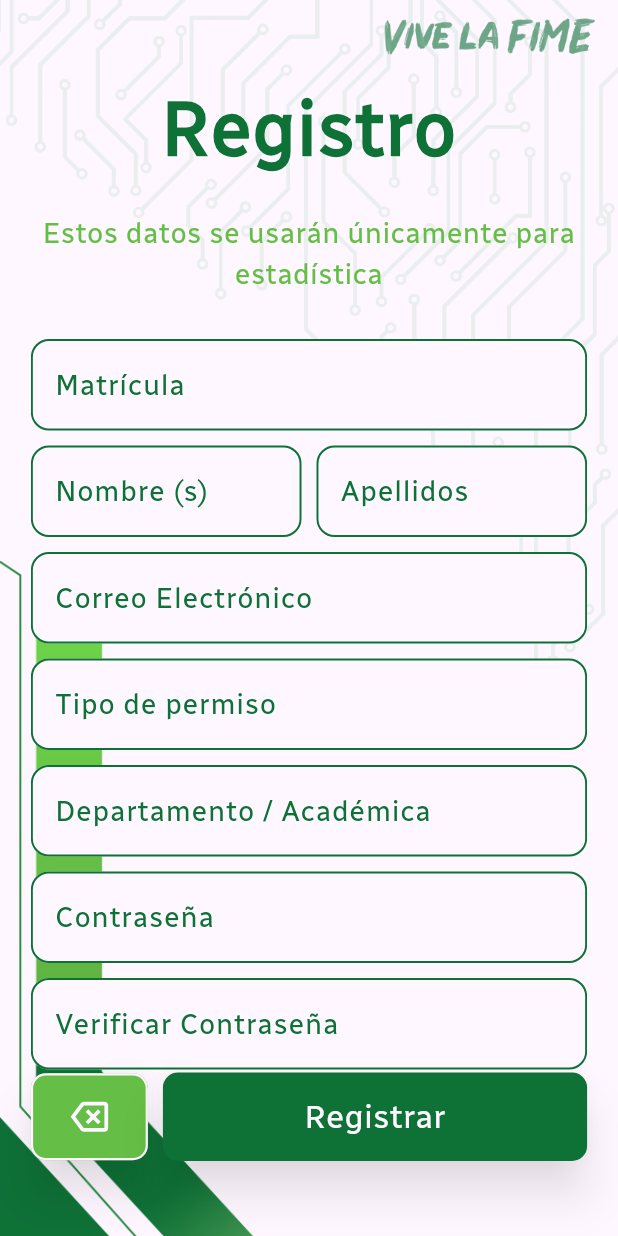
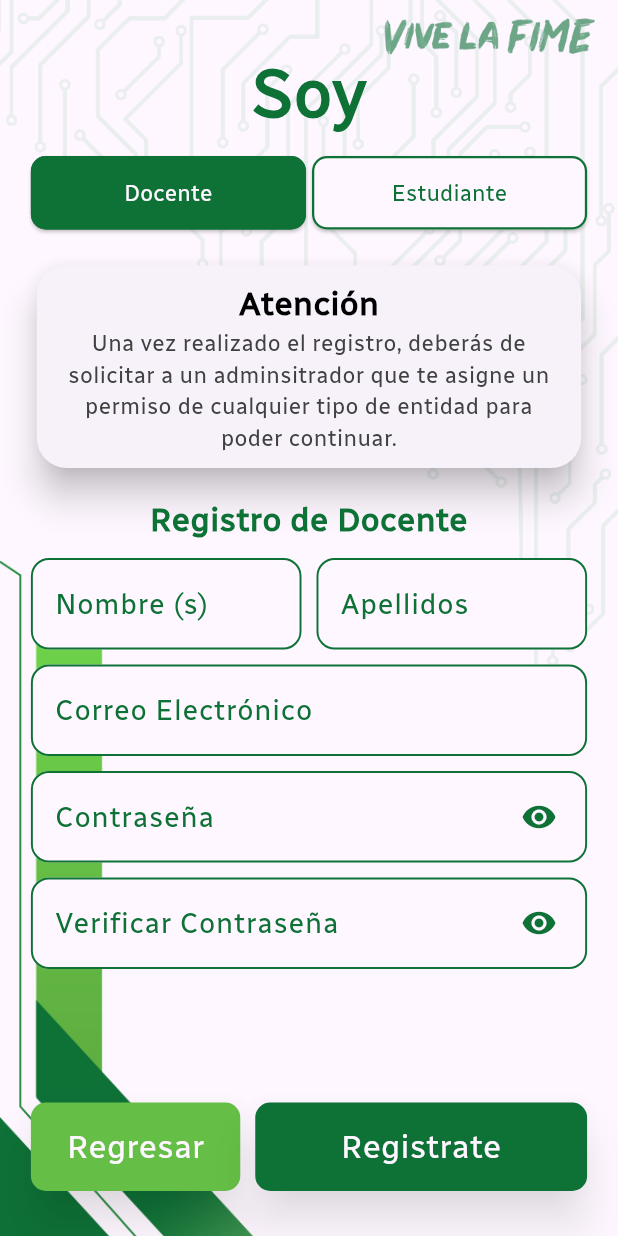
Before and after one commit to AntonioNoguera/project_atenea, a Flutter app: the RegisterPage screen opened by its route, on a phone screen of 412 x 824 dp. Run offline on Flutter 3.47's test engine with Material 3 defaults, Android fonts, the phone set to English and light mode, and no system bars; our stand-ins replace cloud_firestore, file_picker, firebase_core, flutter_colorpicker, flutter_svg, fluttertoast and 2 more; accounts and stored records are empty.

Commit message:
Feat [Toggle Register Page] -> Toggle logic is being used now

```diff
--- a/lib/src/presentation/pages/auth/register_page.dart
+++ b/lib/src/presentation/pages/auth/register_page.dart
@@ -1,94 +1,67 @@
 import 'package:flutter/material.dart';
+import 'package:provider/provider.dart';
 import 'package:proyect_atenea/src/presentation/pages/home/home_page.dart';
+import 'package:proyect_atenea/src/presentation/providers/app_state_providers/active_index_notifier.dart';
 import 'package:proyect_atenea/src/presentation/values/app_theme.dart';
 import 'package:proyect_atenea/src/presentation/widgets/atenea_button_v2.dart';
+import 'package:proyect_atenea/src/presentation/widgets/atenea_card.dart';
 import 'package:proyect_atenea/src/presentation/widgets/atenea_dialog.dart';
 import 'package:proyect_atenea/src/presentation/widgets/atenea_field.dart';
 import 'package:proyect_atenea/src/presentation/widgets/atenea_page_animator.dart';
 import 'package:proyect_atenea/src/presentation/widgets/atenea_scaffold.dart';
+import 'package:proyect_atenea/src/presentation/widgets/toggle_buttons_widget%20.dart';
 
 class RegisterPage extends StatelessWidget {
   const RegisterPage({
     super.key,
   });
 
-  @override
-  Widget build(BuildContext context) {
-    return AteneaScaffold(
-      body: Padding(
-        padding: EdgeInsets.symmetric(
-          horizontal: MediaQuery.of(context).size.width * 0.05,
-          vertical: 50.0,
+  void _handleToggle(BuildContext context, int index) {
+    Provider.of<ActiveIndexNotifier>(context, listen: false)
+        .setActiveIndex(index);
+  }
+
+  Widget _renderedContent(int activeIndex) {
+    final Map<int, Widget> renderedContent = {
+      0: Column(
+        children: [
+          AteneaCard(
+            child: Column(
+              children: [
+                Text(
+                  'Atención',
+                  style: AppTextStyles.builder(
+                    color: AppColors.ateneaBlack,
+                    size: FontSizes.h5,
+                    weight: FontWeights.bold,
+                  ),),
+                Text(
+                  'Una vez realizado el registro, deberás de solicitar a un adminsitrador que te asigne un permiso de cualquier tipo de entidad para poder continuar.',
+                  style: AppTextStyles.builder(
+                    color: AppColors.textColor,
+                    size: FontSizes.body2,
+                    weight: FontWeights.regular,
                   ),
-        child: Column(
-          crossAxisAlignment: CrossAxisAlignment.center,
-          children: [
-            // El título es estático, no se desplazará
+                  textAlign: TextAlign.center,
+                  ),
+              ],
+            )
+          ),
+
+          const SizedBox(height: 15),
+
           Text(
-              'Registro',
+            'Registro de Docente',
             textAlign: TextAlign.center,
             style: AppTextStyles.builder(
               color: AppColors.primaryColor,
-                size: FontSizes.h1,
+              size: FontSizes.h5,
               weight: FontWeights.bold,
             ),
           ),
-            const SizedBox(height: 20.0),
-            // El contenido desplazable
-            Expanded(
-              // Esto asegura que el contenido puede desplazarse
-              child: SingleChildScrollView(
-                child: Column(
-                  children: [
-                    Text(
-                      'Estos datos se usarán únicamente para estadística',
-                      style: AppTextStyles.builder(
-                        color: AppColors.secondaryColor,
-                        size: FontSizes.body1,
-                      ),
-                      textAlign: TextAlign.center,
-                    ),
-                    const SizedBox(height: 20.0), // Espaciado
-                    // Botones de selección
-                    /*
+
+          const SizedBox(height: 10),
           Row(
-                      children: [
-                        Flexible(
-                          child: AteneaButton(
-                            text: 'Soy Estudiante',
-                            backgroundColor: AppColors.primaryColor,
-                            textStyle: const TextStyle(
-                              color: AppColors.ateneaWhite,
-                              fontSize: FontSizes.body1,
-                            ),
-                            onPressed: () {},
-                          ),
-                        ),
-                        const SizedBox(width: 10),
-                        Flexible(
-                          child: AteneaButton(
-                            text: 'Soy Docente',
-                            enabledBorder: true,
-                            textStyle: const TextStyle(
-                              color: AppColors.primaryColor,
-                              fontSize: FontSizes.body1,
-                            ),
-                            backgroundColor: AppColors.ateneaWhite,
-                            onPressed: () {},
-                          ),
-                        ),
-                      ],
-                    ),
-
-                  */
-                    const SizedBox(height: 10.0),
-                    // Campos de texto
-                    const AteneaField(
-                      placeHolder: 'Ejemplo: Fernando',
-                      inputNameText: 'Matrícula',
-                    ),
-                    const SizedBox(height: 10),
-                    const Row(
             children: [
               Flexible(
                 child: AteneaField(
@@ -113,49 +86,118 @@ class RegisterPage extends StatelessWidget {
           const SizedBox(height: 10),
           const AteneaField(
             placeHolder: 'Ejemplo: Fernando',
-                      inputNameText: 'Tipo de permiso',
+            inputNameText: 'Contraseña',
+
+              isPasswordField: true,
           ),
           const SizedBox(height: 10),
           const AteneaField(
             placeHolder: 'Ejemplo: Fernando',
-                      inputNameText: 'Departamento / Académica',
+            inputNameText: 'Verificar Contraseña',
+
+              isPasswordField: true,
+          ),
+          const SizedBox(height: 30),
+        ],
+      ),
+      1: Column(
+        children: [
+
+          const SizedBox(height: 5),
+
+          Text(
+            'Registro de Estudiante',
+            textAlign: TextAlign.center,
+            style: AppTextStyles.builder(
+              color: AppColors.primaryColor,
+              size: FontSizes.h5,
+              weight: FontWeights.bold,
+            ),
+          ),
+
+          const SizedBox(height: 10),
+          const AteneaField(
+            placeHolder: 'Ejemplo: 2977400',
+            inputNameText: 'Matrícula',
           ),
           const SizedBox(height: 10),
           const AteneaField(
             placeHolder: 'Ejemplo: Fernando',
             inputNameText: 'Contraseña',
+
+              isPasswordField: true,
           ),
           const SizedBox(height: 10),
           const AteneaField(
             placeHolder: 'Ejemplo: Fernando',
             inputNameText: 'Verificar Contraseña',
+
+              isPasswordField: true,
           ),
           const SizedBox(height: 30),
         ],
       ),
+    };
+
+    return renderedContent[activeIndex] ?? const Text('Unrenderable');
+  }
+
+  @override
+  Widget build(BuildContext context) {
+    return ChangeNotifierProvider(
+      create: (context) => ActiveIndexNotifier(),
+      child: Consumer<ActiveIndexNotifier>(
+        builder: (context, activeIndexNotifier, child) {
+          return AteneaScaffold(
+            body: Padding(
+              padding: EdgeInsets.symmetric(
+                horizontal: MediaQuery.of(context).size.width * 0.05,
+                vertical: 30.0,
+              ),
+              child: Column(
+                crossAxisAlignment: CrossAxisAlignment.center,
+                children: [
+                  // El título es estático, no se desplazará
+                  Text(
+                    'Soy',
+                    textAlign: TextAlign.center,
+                    style: AppTextStyles.builder(
+                      color: AppColors.primaryColor,
+                      size: FontSizes.h2,
+                      weight: FontWeights.bold,
                     ),
                   ),
-            // Botones en la parte inferior, fuera del scroll
+                  const SizedBox(height: 10.0),
+                  // El contenido desplazable
+                  ToggleButtonsWidget(
+                    onToggle: (index) => _handleToggle(context, index),
+                    toggleOptions: const ['Docente', 'Estudiante'],
+                  ),
+
+                  const SizedBox(height: 20.0),
+
+                  Expanded(
+                    child: SingleChildScrollView(
+                      child: _renderedContent(activeIndexNotifier.activeIndex),
+                    ),
+                  ),
+
                   Row(
                     children: [
                       AteneaButtonV2(
-
-                  svgIcon : SvgButtonStyle(
-                    svgPath: 'assets/svg/back_action.svg',
-                    svgDimentions: 30,
-                  ),
-
+                        text: 'Regresar',
                         btnStyles: const AteneaButtonStyles(
                           backgroundColor: AppColors.secondaryColor,
                           textColor: AppColors.ateneaWhite,
-                    hasBorder : true,
                         ),
-                  onPressed: () {},
+                        onPressed: () {
+                          Navigator.pop(context);
+                        },
                       ),
                       const SizedBox(width: 10),
                       Flexible(
                         child: AteneaButtonV2(
-                    text: 'Registrar',
+                          text: 'Registrate',
                           onPressed: () {
                             Navigator.pushReplacement(
                               context,
@@ -170,5 +212,8 @@ class RegisterPage extends StatelessWidget {
               ),
             ),
           );
+        },
+      ),
+    );
   }
 }
--- a/lib/src/presentation/pages/auth/splash_page.dart
+++ b/lib/src/presentation/pages/auth/splash_page.dart
@@ -93,7 +93,7 @@ class SplashPage extends StatelessWidget {
                   textAlign: TextAlign.center,
                   style: AppTextStyles.builder(
                     color: AppColors.ateneaWhite,
-                    size: FontSizes.body3,
+                    size: FontSizes.body4,
                     weight: FontWeights.regular,
                   ),
                 ),
--- a/lib/src/presentation/values/app_theme.dart
+++ b/lib/src/presentation/values/app_theme.dart
@@ -46,7 +46,8 @@ class FontSizes {
   //Body
   static const double body1 = 19.0;
   static const double body2 = 15.0;
-  static const double body3 = 12.0;
+  static const double body3 = 13.0;
+  static const double body4 = 12.0;
 
   //Captions (Pref avoid use to small for usabillity)
   static const double captions = 10.0;
--- a/lib/src/presentation/widgets/toggle_buttons_widget .dart
+++ b/lib/src/presentation/widgets/toggle_buttons_widget .dart
@@ -4,8 +4,8 @@ import 'package:proyect_atenea/src/presentation/providers/app_state_providers/ac
 import 'toggle_button_atom.dart';
 
 class ToggleButtonsWidget extends StatelessWidget {
-  final ValueChanged<int> onToggle; // Callback para informar el cambio
-  final List<String> toggleOptions; // Lista de opciones para los botones
+  final ValueChanged<int> onToggle;
+  final List<String> toggleOptions;
 
   const ToggleButtonsWidget({
     required this.onToggle,
@@ -16,7 +16,7 @@ class ToggleButtonsWidget extends StatelessWidget {
   @override
   Widget build(BuildContext context) {
     return Row(
-      mainAxisAlignment: MainAxisAlignment.spaceBetween, // Espacio entre los botones
+      mainAxisAlignment: MainAxisAlignment.spaceBetween,
       children: toggleOptions.asMap().entries.map((entry) {
         int index = entry.key;
         String option = entry.value;
```
Also changed, not shown: 1 other file. Lines whose indentation alone changed are shown as unchanged.
